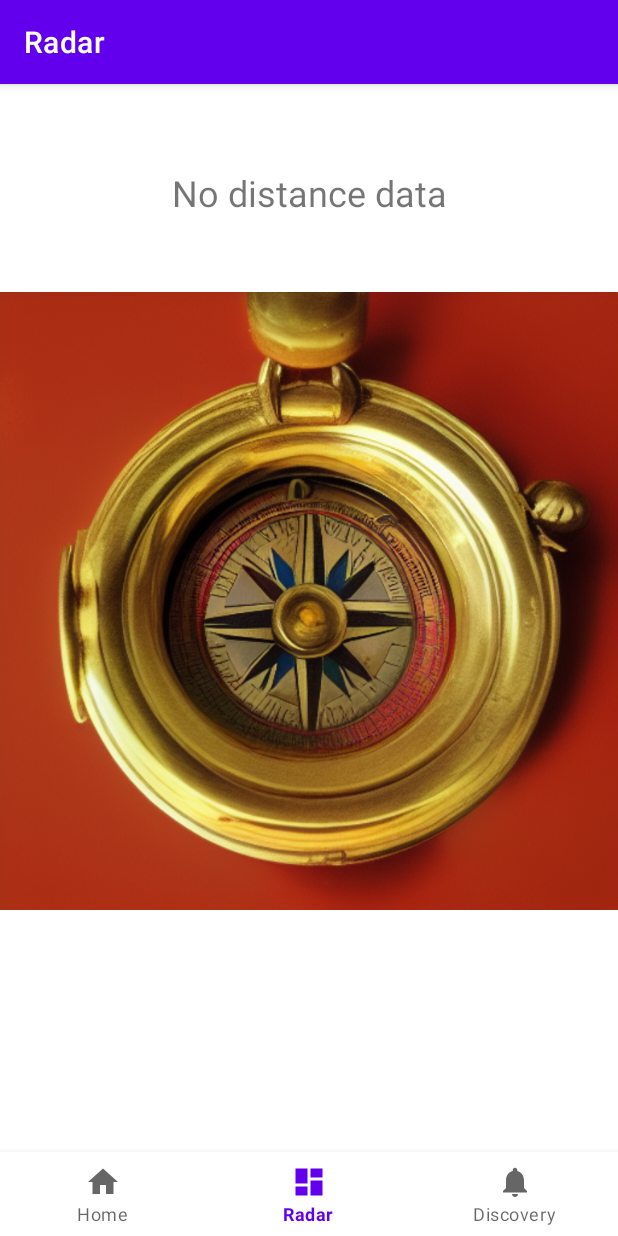
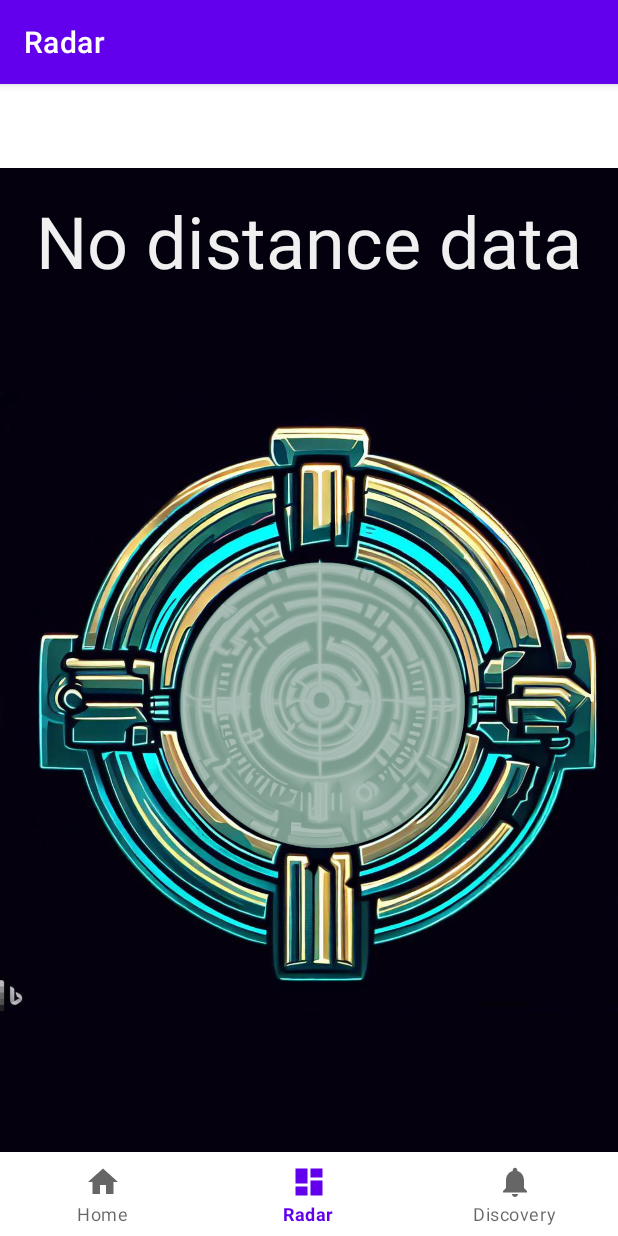
Before and after one commit to ruitaomu/DiscoverySite, an Android app: the RadarFragment screen opened through its navigation route, on a phone screen of 412 x 824 dp. Run offline under Robolectric (Android 15) with nearby library versions, the light colour scheme and no system bars; our stand-ins replace navigation-ui.

Commit message:
Radar effects and some resource adjustments

```diff
--- a/app/src/main/java/com/jfighter/discoverysite/ui/discovery/PopupDetailsWindow.java
+++ b/app/src/main/java/com/jfighter/discoverysite/ui/discovery/PopupDetailsWindow.java
@@ -36,6 +36,7 @@ public class PopupDetailsWindow extends PopupWindow {
         setContentView(contentView);
 
         // Get TextView and ImageView from content view
+        TextView detailsTitleTextView = contentView.findViewById(R.id.detailsTitleTextView);
         TextView textView = contentView.findViewById(R.id.detailsTextView);
         ImageView imageView = contentView.findViewById(R.id.detailsImageView);
 
@@ -51,9 +52,8 @@ public class PopupDetailsWindow extends PopupWindow {
             Bitmap bitmap = BitmapFactory.decodeStream(inputStream);
             imageView.setImageBitmap(bitmap);
 
-            String desc;
-            desc = poi.getmDescription();
-            textView.setText(desc);
+            textView.setText(poi.getmDescription());
+            detailsTitleTextView.setText(poi.getmSiteName());
         }
 
         // Get close button from content view and set click listener
--- a/app/src/main/java/com/jfighter/discoverysite/ui/radar/RadarFragment.java
+++ b/app/src/main/java/com/jfighter/discoverysite/ui/radar/RadarFragment.java
@@ -40,18 +40,23 @@ public class RadarFragment extends Fragment {
 
         final ImageView imageView = binding.imageViewRadar;
         imageView.setImageResource(R.drawable.radar);
+        final ImageView imageViewForeground = binding.imageViewRadarForeground;
+        imageViewForeground.setImageResource(R.drawable.radar_foreground);
+        imageViewForeground.setImageAlpha(0);
 
         final TextView textView = binding.textRadardisp;
         radarViewModel.getText().observe(getViewLifecycleOwner(), text -> {
             try {
                 Log.d(TAG, "Text change observed: "+text);
-                Double.parseDouble(text);
+                int distance = (int)Double.parseDouble(text);
                 textView.setText(text);
-                imageView.setImageResource(R.drawable.radar);
+                int alpha = 255 - ((distance - 10) * 5);
+                if (alpha < 0) alpha = 0;
+                if (alpha > 255) alpha = 255;
+                imageViewForeground.setImageAlpha(alpha);
             } catch (NumberFormatException e) {
                 if (text.equals("No distance data")) {
                     textView.setText(text);
-                    imageView.setImageResource(R.drawable.radar);
                 } else {
                     PopupDetailsWindow popupWindow = new PopupDetailsWindow(getContext(), text);
                     popupWindow.setAnimationStyle(R.style.popupWindowAnimation);
--- a/app/src/main/res/layout/fragment_radar.xml
+++ b/app/src/main/res/layout/fragment_radar.xml
@@ -5,26 +5,39 @@
     android:layout_width="match_parent"
     android:layout_height="match_parent"
     tools:context=".ui.radar.RadarFragment">
-    <TextView
-        android:id="@+id/text_radardisp"
-        android:layout_width="wrap_content"
-        android:layout_height="wrap_content"
-        android:textSize="24sp"
-        app:layout_constraintEnd_toEndOf="parent"
-        app:layout_constraintStart_toStartOf="parent"
-        app:layout_constraintTop_toTopOf="parent" />
+
+
 
     <ImageView
         android:id="@+id/imageViewRadar"
         android:layout_width="wrap_content"
         android:layout_height="wrap_content"
+        android:background="#04000E"
         app:layout_constraintEnd_toEndOf="parent"
         app:layout_constraintHorizontal_bias="0.5"
         app:layout_constraintStart_toStartOf="parent"
-        app:layout_constraintTop_toBottomOf="@+id/text_radardisp"
+        app:layout_constraintTop_toTopOf="parent"
         tools:src="@drawable/radar" />
+    <ImageView
+        android:id="@+id/imageViewRadarForeground"
+        android:layout_width="wrap_content"
+        android:layout_height="wrap_content"
+        app:layout_constraintEnd_toEndOf="parent"
+        app:layout_constraintHorizontal_bias="0.5"
+        app:layout_constraintStart_toStartOf="parent"
+        app:layout_constraintTop_toTopOf="parent"
+        tools:src="@drawable/radar_foreground" />
 
-
+    <TextView
+        android:id="@+id/text_radardisp"
+        android:layout_width="wrap_content"
+        android:layout_height="wrap_content"
+        android:layout_marginTop="16dp"
+        android:textColor="#F0F0F0"
+        android:textSize="48sp"
+        app:layout_constraintEnd_toEndOf="parent"
+        app:layout_constraintStart_toStartOf="parent"
+        app:layout_constraintTop_toTopOf="parent" />
 
 
 </androidx.constraintlayout.widget.ConstraintLayout>
--- a/app/src/main/res/raw/poi.json
+++ b/app/src/main/res/raw/poi.json
@@ -183,7 +183,7 @@
 
   "德尔菲剧场": {
     "coordinates": [
-      38.4823889, 22.5004167
+      38.482422, 22.500559
     ],
     "imgname": "r20230619114907",
     "type": "temple",
@@ -291,7 +291,7 @@
 
   "阿波罗神庙": {
     "coordinates": [
-      38.4823889, 22.5008889
+      38.482151, 22.500816
     ],
     "imgname": "r20230619123058",
     "type": "temple",
@@ -300,7 +300,7 @@
 
   "古代德尔菲体育场": {
     "coordinates": [
-      38.4824167, 22.5007778
+      38.482472, 22.498023
     ],
     "imgname": "placeholder",
     "type": "temple",
```
Also changed, not shown: app/src/main/res/layout/popup_details_window.xml (+11 -2 lines), app/src/main/res/drawable-v24/radar.jpg (added), app/src/main/res/drawable-v24/radar.png (deleted), app/src/main/res/drawable-v24/radar_foreground.png (added), app/src/main/res/raw/pillar_of_prusias.jpg.
